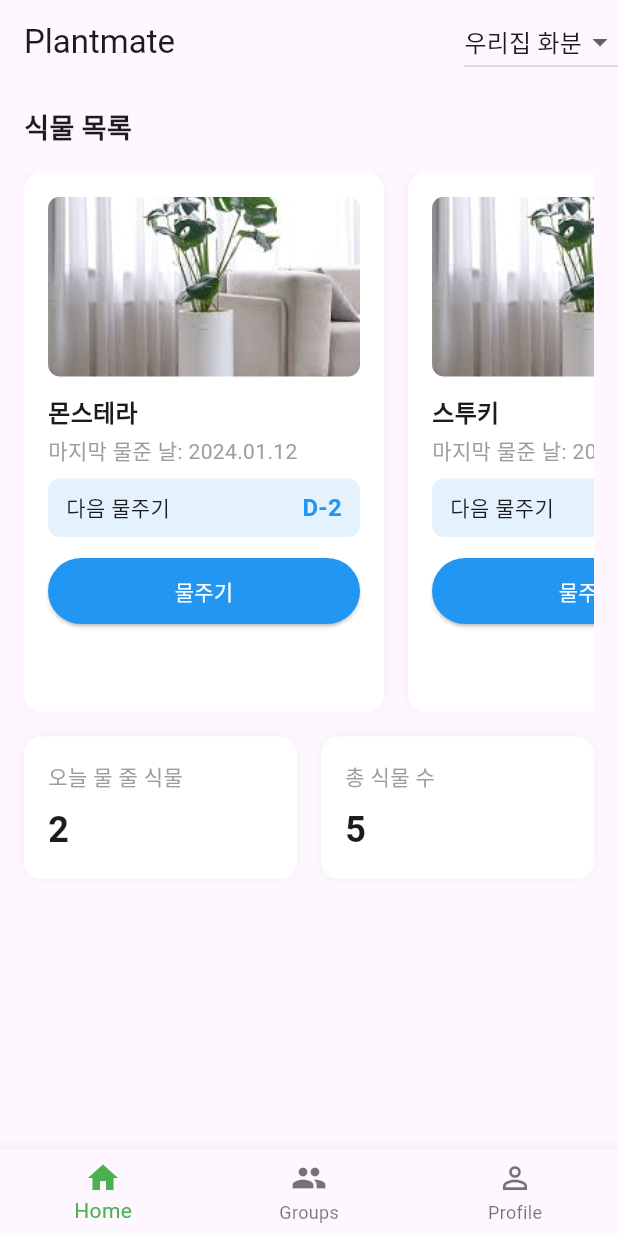
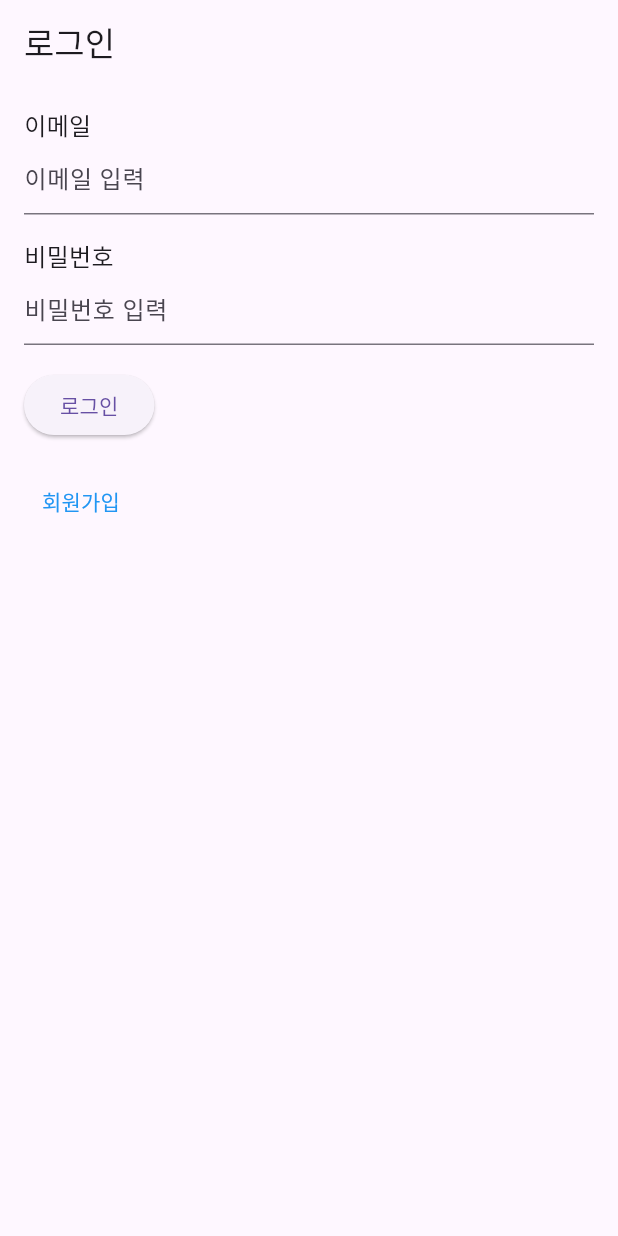
Before and after one commit to eddymango/plantmate, a Flutter app: the screen it shows after launch, on a phone screen of 412 x 824 dp. Run offline on Flutter 3.47's test engine with Material 3 defaults, Android fonts, the phone set to English and light mode, and no system bars; our stand-ins replace get.

Commit message:
GetX 사용, login과 signup 스크린 구현

```diff
--- /dev/null
+++ b/plantmate/lib/controllers/auth_controller.dart
@@ -0,0 +1,19 @@
+import 'package:get/get.dart';
+
+import 'planmate_controller.dart';
+
+class AuthController extends GetxController {
+  RxBool isLoggedIn = false.obs;
+
+  // 로그인 함수
+  void login() {
+    isLoggedIn.value = true;
+    Get.find<PlantMateController>().resetToHome(); // Home 탭으로 초기화
+  }
+
+  // 로그아웃 함수
+  void logout() {
+    isLoggedIn.value = false;
+    Get.offAllNamed('/login');
+  }
+}
--- /dev/null
+++ b/plantmate/lib/controllers/planmate_controller.dart
@@ -0,0 +1,16 @@
+import 'dart:developer';
+import 'package:get/get.dart';
+
+//bottom navigation bar controller - GetX
+class PlantMateController extends GetxController {
+  var selectedIndex = 0.obs;
+
+  void onItemTapped(int index) {
+    log("index: $index");
+    selectedIndex.value = index;
+  }
+
+  void resetToHome() {
+    selectedIndex.value = 0; // Home 탭으로 초기화
+  }
+}
--- a/plantmate/lib/main.dart
+++ b/plantmate/lib/main.dart
@@ -1,6 +1,35 @@
 import 'package:flutter/material.dart';
-import 'package:plantmate/plantmate.dart';
+import 'package:get/get.dart';
+
+import 'controllers/auth_controller.dart';
+import 'controllers/planmate_controller.dart';
+import 'plantmate.dart';
+import 'screens/login/login_screen.dart';
+import 'screens/splash_screen.dart';
 
 void main() {
-  runApp(const PlantMateApp());
+  Get.put(PlantMateController());
+  Get.put(AuthController());
+  runApp(const MyApp());
 }
+
+class MyApp extends StatelessWidget {
+  const MyApp({super.key});
+
+  @override
+  Widget build(BuildContext context) {
+    return GetMaterialApp(
+      debugShowCheckedModeBanner: false,
+      title: 'Plantmate',
+      theme: ThemeData(primarySwatch: Colors.green),
+      initialRoute: '/',
+      getPages: [
+        GetPage(name: '/', page: () => SplashScreen()), // 초기 화면
+        GetPage(name: '/login', page: () => LoginScreen()), // 로그인 화면
+        GetPage(name: '/home', page: () => PlantMateApp()), // 메인 화면
+      ],
+
+      // home: SplashScreen(), // 초기 화면을 SplashScreen으로 설정
+    );
+  }
+}
--- a/plantmate/lib/plantmate.dart
+++ b/plantmate/lib/plantmate.dart
@@ -1,6 +1,6 @@
-import 'dart:developer';
-
 import 'package:flutter/material.dart';
+import 'package:get/get.dart';
+import 'package:plantmate/controllers/planmate_controller.dart';
 import 'package:plantmate/screens/group_screen.dart';
 import 'package:plantmate/screens/home_screen.dart';
 import 'package:plantmate/screens/profile_screen.dart';
@@ -25,37 +25,16 @@ class PlantMateApp extends StatefulWidget {
 }
 
 class _PlantMateAppState extends State<PlantMateApp> {
-  int _selectedIndex = 0;
-
-  void _onItemTapped(int index) {
-    setState(() {
-      log("index: $index");
-      _selectedIndex = index;
-    });
-  }
-
   @override
   Widget build(BuildContext context) {
-    return MaterialApp(
-      debugShowCheckedModeBanner: false,
-      title: 'Plantmate',
-      theme: ThemeData(
-        primarySwatch: Colors.green,
-      ),
-      home: DefaultTabController(
-          length: tabs.length,
-          child: Scaffold(
-            bottomNavigationBar: BottomNavigationBar(
-              items: tabs,
-              currentIndex: _selectedIndex,
-              selectedItemColor: Colors.green,
-              onTap: _onItemTapped,
-            ),
-            body: IndexedStack(
-              index: _selectedIndex,
-              children: myTabItems,
-            ),
-          )),
-    );
+    final PlantMateController controller = Get.find();
+    return Obx(() => Scaffold(
+          body: myTabItems[controller.selectedIndex.value],
+          bottomNavigationBar: BottomNavigationBar(
+            items: tabs,
+            currentIndex: controller.selectedIndex.value,
+            onTap: controller.onItemTapped,
+          ),
+        ));
   }
 }
--- a/plantmate/lib/screens/home_screen.dart
+++ b/plantmate/lib/screens/home_screen.dart
@@ -1,5 +1,4 @@
 import 'package:flutter/material.dart';
-import 'package:flutter/rendering.dart';
 
 import '../widgets/plant_card.dart';
 import '../widgets/stat_card.dart';
--- /dev/null
+++ b/plantmate/lib/screens/login/login_screen.dart
@@ -0,0 +1,59 @@
+import 'package:flutter/material.dart';
+import 'package:get/get.dart';
+
+import '../../controllers/auth_controller.dart';
+import '../../plantmate.dart';
+import 'signup_screen.dart';
+
+class LoginScreen extends StatelessWidget {
+  final AuthController authController = Get.find(); // AuthController 가져오기
+
+  @override
+  Widget build(BuildContext context) {
+    final TextEditingController emailController = TextEditingController();
+    final TextEditingController passwordController = TextEditingController();
+
+    return Scaffold(
+      appBar: AppBar(
+        title: const Text('로그인'),
+      ),
+      body: Padding(
+        padding: const EdgeInsets.all(16.0),
+        child: Column(
+          crossAxisAlignment: CrossAxisAlignment.start,
+          children: [
+            const Text('이메일', style: TextStyle(fontSize: 16)),
+            TextField(
+              controller: emailController,
+              decoration: const InputDecoration(hintText: '이메일 입력'),
+            ),
+            const SizedBox(height: 16),
+            const Text('비밀번호', style: TextStyle(fontSize: 16)),
+            TextField(
+              controller: passwordController,
+              obscureText: true,
+              decoration: const InputDecoration(hintText: '비밀번호 입력'),
+            ),
+            const SizedBox(height: 16),
+            ElevatedButton(
+              onPressed: () {
+                // 로그인 처리 - 임시로 로그인되게 만들었음음
+                authController.login();
+                Get.offAll(() => const PlantMateApp()); // 메인 화면으로 이동
+              },
+              child: const Text('로그인'),
+            ),
+            const SizedBox(height: 16),
+            TextButton(
+              onPressed: () {
+                // 회원가입 화면으로 이동
+                Get.to(() => SignupScreen());
+              },
+              child: const Text('회원가입', style: TextStyle(color: Colors.blue)),
+            ),
+          ],
+        ),
+      ),
+    );
+  }
+}
--- a/plantmate/lib/screens/profile_screen.dart
+++ b/plantmate/lib/screens/profile_screen.dart
@@ -1,10 +1,14 @@
 import 'package:flutter/material.dart';
+import 'package:get/get.dart';
+import 'package:plantmate/controllers/auth_controller.dart';
 
 class ProfileScreen extends StatelessWidget {
   const ProfileScreen({super.key});
 
   @override
   Widget build(BuildContext context) {
+    final AuthController authController = Get.find();
+
     return Scaffold(
       appBar: AppBar(
         title: const Text('Plantmate'),
@@ -58,6 +62,7 @@ class ProfileScreen extends StatelessWidget {
               title: const Text('로그아웃'),
               onTap: () {
                 // 로그아웃 처리
+                authController.logout();
               },
             ),
             const Divider(),
--- /dev/null
+++ b/plantmate/lib/screens/splash_screen.dart
@@ -0,0 +1,34 @@
+import 'package:flutter/material.dart';
+import 'package:get/get.dart';
+
+import '../controllers/auth_controller.dart';
+
+class SplashScreen extends StatelessWidget {
+  final AuthController authController = Get.find(); // AuthController 가져오기
+  @override
+  Widget build(BuildContext context) {
+    return Scaffold(
+      body: Center(
+        child: FutureBuilder(
+          future: _navigateBasedOnAuth(),
+          builder: (context, snapshot) {
+            if (snapshot.connectionState == ConnectionState.waiting) {
+              return const CircularProgressIndicator();
+            } else {
+              return Container(); // 실제 화면으로 이동하므로 빈 화면
+            }
+          },
+        ),
+      ),
+    );
+  }
+
+  Future<void> _navigateBasedOnAuth() async {
+    await Future.delayed(const Duration(seconds: 2)); // 로딩 시간
+    if (authController.isLoggedIn.value) {
+      Get.offAllNamed('/home'); // 메인 화면으로 이동
+    } else {
+      Get.offAllNamed('/login'); // 로그인 화면으로 이동
+    }
+  }
+}
--- a/plantmate/lib/widgets/plant_card.dart
+++ b/plantmate/lib/widgets/plant_card.dart
@@ -5,12 +5,11 @@ class PlantCard extends StatelessWidget {
   final String lastWateredDate;
   final String nextWatering;
 
-  const PlantCard({
-    required this.name,
-    required this.lastWateredDate,
-    required this.nextWatering,
-    Key? key,
-  }) : super(key: key);
+  const PlantCard(
+      {required this.name,
+      required this.lastWateredDate,
+      required this.nextWatering,
+      super.key});
 
   @override
   Widget build(BuildContext context) {
```
Also changed, not shown: plantmate/lib/screens/login/signup_screen.dart (added, +55 -0 lines).
